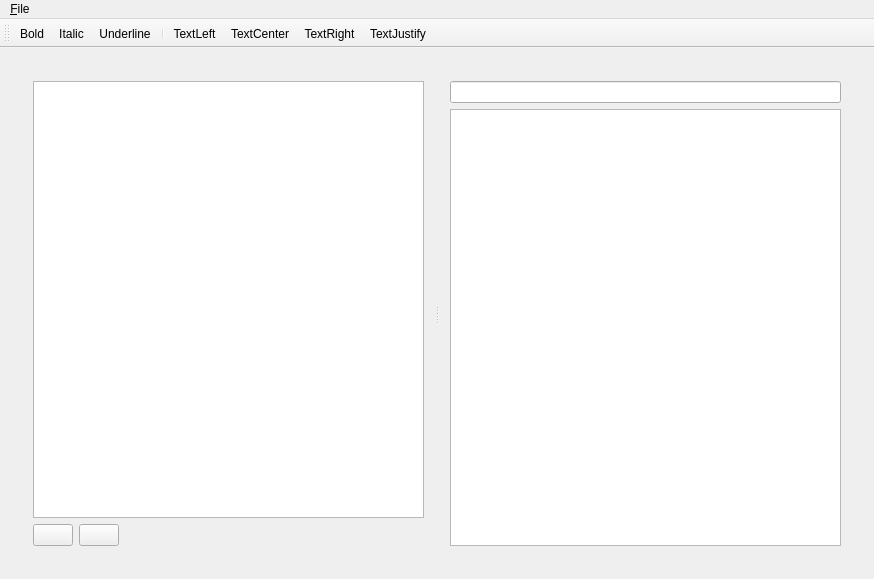
Qt form PrivateDiary-Qt/PrivateDiary/mainwindow.ui (gituser9/Private-Diary) before a commit.
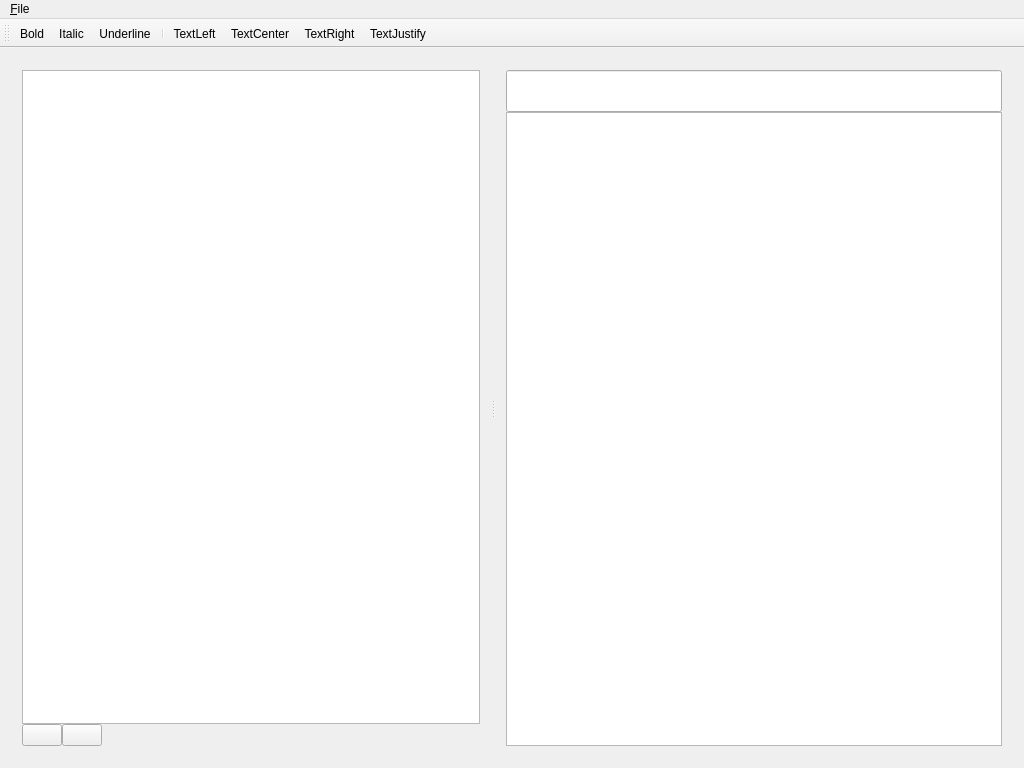
The same form after that commit. The open tabs and pages were chosen to show the change. Icons and pictures are not drawn.

The edit to the form file:
```diff
--- a/PrivateDiary-Qt/PrivateDiary/mainwindow.ui
+++ b/PrivateDiary-Qt/PrivateDiary/mainwindow.ui
@@ -6,12 +6,12 @@
    <rect>
     <x>0</x>
     <y>0</y>
-    <width>874</width>
-    <height>579</height>
+    <width>1024</width>
+    <height>768</height>
    </rect>
   </property>
   <property name="windowTitle">
-   <string>MainWindow</string>
+   <string>Private Diary</string>
   </property>
   <widget class="QWidget" name="centralWidget">
    <layout class="QGridLayout" name="gridLayout_3">
@@ -52,6 +52,9 @@
           </item>
           <item row="1" column="1">
            <layout class="QVBoxLayout" name="verticalLayout_2">
+            <property name="spacing">
+             <number>0</number>
+            </property>
             <item>
              <layout class="QVBoxLayout" name="verticalLayout">
               <item>
@@ -131,6 +134,21 @@
       </widget>
       <widget class="QWidget" name="page_2">
        <layout class="QGridLayout" name="gridLayout_4">
+        <property name="leftMargin">
+         <number>0</number>
+        </property>
+        <property name="topMargin">
+         <number>0</number>
+        </property>
+        <property name="rightMargin">
+         <number>0</number>
+        </property>
+        <property name="bottomMargin">
+         <number>0</number>
+        </property>
+        <property name="spacing">
+         <number>0</number>
+        </property>
         <item row="0" column="0">
          <widget class="QSplitter" name="splitter">
           <property name="orientation">
@@ -138,8 +156,16 @@
           </property>
           <widget class="QWidget" name="layoutWidget">
            <layout class="QVBoxLayout" name="verticalLayout_4">
+            <property name="spacing">
+             <number>0</number>
+            </property>
             <item>
              <widget class="QListView" name="lvTitleList">
+              <property name="font">
+               <font>
+                <pointsize>18</pointsize>
+               </font>
+              </property>
               <property name="dragEnabled">
                <bool>false</bool>
               </property>
@@ -153,8 +179,17 @@
             </item>
             <item>
              <layout class="QHBoxLayout" name="horizontalLayout_2">
+              <property name="spacing">
+               <number>0</number>
+              </property>
+              <property name="sizeConstraint">
+               <enum>QLayout::SetDefaultConstraint</enum>
+              </property>
               <item>
                <widget class="QPushButton" name="btnAddPost">
+                <property name="cursor">
+                 <cursorShape>ArrowCursor</cursorShape>
+                </property>
                 <property name="toolTip">
                  <string>Add New Post</string>
                 </property>
@@ -192,11 +227,28 @@
           </widget>
           <widget class="QWidget" name="layoutWidget">
            <layout class="QVBoxLayout" name="verticalLayout_3">
+            <property name="spacing">
+             <number>0</number>
+            </property>
             <item>
-             <widget class="QLineEdit" name="leTitle"/>
+             <widget class="QLineEdit" name="leTitle">
+              <property name="font">
+               <font>
+                <pointsize>22</pointsize>
+                <weight>75</weight>
+                <bold>true</bold>
+               </font>
+              </property>
+             </widget>
             </item>
             <item>
-             <widget class="QTextEdit" name="textEdit"/>
+             <widget class="QTextEdit" name="textEdit">
+              <property name="font">
+               <font>
+                <pointsize>18</pointsize>
+               </font>
+              </property>
+             </widget>
             </item>
            </layout>
           </widget>
@@ -213,8 +265,8 @@
     <rect>
      <x>0</x>
      <y>0</y>
-     <width>874</width>
-     <height>30</height>
+     <width>1024</width>
+     <height>22</height>
     </rect>
    </property>
    <widget class="QMenu" name="menuFIle">
```
